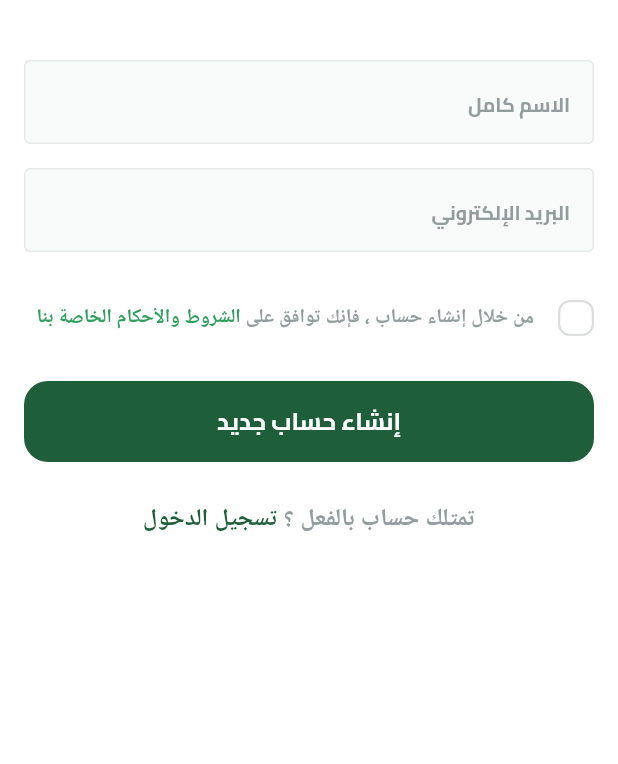
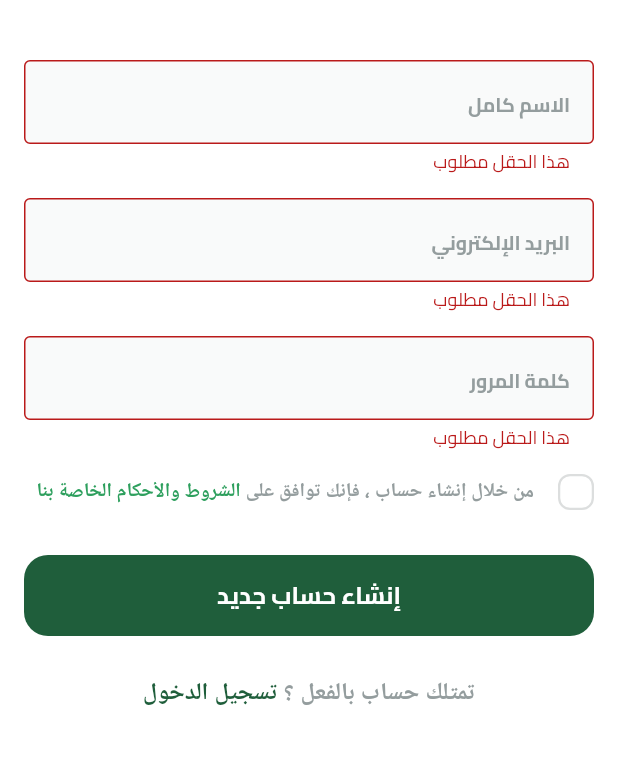
Before and after one commit to abdalrhman7/fruit_hub, a Flutter app: the SignupView screen opened by its route, after a tap on "إنشاء حساب جديد", on a phone screen of 412 x 824 dp, the part 60-824 px from its top. Run offline on Flutter 3.47's test engine with Material 3 defaults, Android fonts, the phone set to English and light mode, and no system bars; drawn by our look-alikes of modal_progress_hud_nsn; our stand-ins replace bloc, cloud_firestore, dartz, dots_indicator, firebase_auth, firebase_core and 3 more; missing offline and left inert: svg_flutter; accounts and stored records are empty.

Commit message:
add auth repo impl

```diff
--- /dev/null
+++ b/lib/core/services/data_service.dart
@@ -0,0 +1,4 @@
+abstract class DatabaseService
+{
+  Future<void> addData({required String path, required Map<String, dynamic> data});
+}
--- a/lib/features/auth/data/repos/auth_repo_impl.dart
+++ b/lib/features/auth/data/repos/auth_repo_impl.dart
@@ -25,8 +25,8 @@ class AuthRepoImpl extends AuthRepo {
       return Right(UserModel.fromFirebaseUser(user));
     } on CustomException catch (e) {
       return Left(ServerFailure(e.message));
-    }catch (e) {
-      return Left(ServerFailure(e.toString()));
+    } catch (e) {
+      return Left(ServerFailure('حدث خطأ ما. الرجاء المحاولة مرة اخرى'));
     }
   }
 }
--- a/lib/features/auth/presentation/views/signup_view.dart
+++ b/lib/features/auth/presentation/views/signup_view.dart
@@ -1,17 +1,25 @@
 import 'package:flutter/material.dart';
+import 'package:flutter_bloc/flutter_bloc.dart';
+import 'package:fruit/core/services/get_it_service.dart';
 import 'package:fruit/core/widgets/custom_app_bar.dart';
-import 'package:fruit/features/auth/presentation/widgets/signup_view_body.dart';
+import 'package:fruit/features/auth/domin/repos/auth_repo.dart';
+import 'package:fruit/features/auth/presentation/cubits/signup_cubit/signup_cubit.dart';
+import 'package:fruit/features/auth/presentation/widgets/Signup_view_body_bloc_consumer.dart';
 
 
 class SignupView extends StatelessWidget {
   const SignupView({super.key});
 
   static const routeName = 'signup';
+
   @override
   Widget build(BuildContext context) {
-    return Scaffold(
+    return BlocProvider(
+      create: (context) => SignupCubit(getIt<AuthRepo>()),
+      child: Scaffold(
         appBar: buildAppBar(context, title: 'حساب جديد'),
-        body: const SignupViewBody(),
+        body: const SignupViewBodyBlocConsumer(),
+      ),
     );
   }
 }
--- /dev/null
+++ b/lib/features/auth/presentation/widgets/Signup_view_body_bloc_consumer.dart
@@ -0,0 +1,35 @@
+import 'package:flutter/material.dart';
+import 'package:flutter_bloc/flutter_bloc.dart';
+import 'package:fruit/features/auth/presentation/cubits/signup_cubit/signup_cubit.dart';
+import 'package:fruit/features/auth/presentation/widgets/signup_view_body.dart';
+import 'package:modal_progress_hud_nsn/modal_progress_hud_nsn.dart';
+
+class SignupViewBodyBlocConsumer extends StatelessWidget {
+  const SignupViewBodyBlocConsumer({
+    super.key,
+  });
+
+  @override
+  Widget build(BuildContext context) {
+    return BlocConsumer<SignupCubit, SignupState>(
+      listener: (context, state) {
+        if (state is SignupSuccess) {
+          //Navigator.pop(context);
+        }
+        if (state is SignupFailure) {
+          ScaffoldMessenger.of(context).showSnackBar(
+            SnackBar(
+              content: Text(state.message),
+            ),
+          );
+        }
+      },
+      builder: (context, state) {
+        return ModalProgressHUD(
+          inAsyncCall: state is SignupLoading ? true : false,
+          child: const SignupViewBody(),
+        );
+      },
+    );
+  }
+}
--- a/lib/features/auth/presentation/widgets/custom_text_form_field.dart
+++ b/lib/features/auth/presentation/widgets/custom_text_form_field.dart
@@ -3,19 +3,27 @@ import 'package:flutter/material.dart';
 import 'package:fruit/core/utils/app_text_styles.dart';
 
 class CustomTextFormField extends StatelessWidget {
-  const CustomTextFormField(
-      {super.key,
-      required this.hintText,
-      required this.textInputType,
-      this.suffixIcon});
+  const CustomTextFormField({super.key,
+    required this.hintText,
+    required this.textInputType,
+    this.suffixIcon, this.onSaved,
+  });
 
   final String? hintText;
   final TextInputType? textInputType;
   final Widget? suffixIcon;
+  final void Function(String?)? onSaved;
 
   @override
   Widget build(BuildContext context) {
     return TextFormField(
+      onSaved: onSaved,
+      validator: (value) {
+        if (value == null || value.isEmpty) {
+          return 'هذا الحقل مطلوب';
+        }
+        return null;
+      },
       keyboardType: textInputType,
       decoration: InputDecoration(
         hintText: hintText,
--- a/lib/features/auth/presentation/widgets/signup_view_body.dart
+++ b/lib/features/auth/presentation/widgets/signup_view_body.dart
@@ -1,6 +1,8 @@
 import 'package:flutter/material.dart';
+import 'package:flutter_bloc/flutter_bloc.dart';
 import 'package:fruit/constants.dart';
 import 'package:fruit/core/widgets/custom_button.dart';
+import 'package:fruit/features/auth/presentation/cubits/signup_cubit/signup_cubit.dart';
 import 'package:fruit/features/auth/presentation/widgets/custom_text_form_field.dart';
 import 'package:fruit/features/auth/presentation/widgets/have_an_account_widget.dart';
 import 'package:fruit/features/auth/presentation/widgets/terms_and_conditions.dart';
@@ -19,6 +21,7 @@ class _SignupViewBodyState extends State<SignupViewBody> {
 
   late String email, userName, password;
   late bool isTermsAccepted = false;
+
   @override
   Widget build(BuildContext context) {
     return SingleChildScrollView(
@@ -33,22 +36,31 @@ class _SignupViewBodyState extends State<SignupViewBody> {
                 height: 24,
               ),
               CustomTextFormField(
-                  // onSaved: (value) {
-                  //   userName = value!;
-                  // },
-                  hintText: 'الاسم كامل',
-                  textInputType: TextInputType.name),
+                onSaved: (value) {
+                  userName = value!;
+                },
+                hintText: 'الاسم كامل',
+                textInputType: TextInputType.name,
+              ),
               const SizedBox(
                 height: 16,
               ),
               CustomTextFormField(
-                  // onSaved: (value) {
-                  //   email = value!;
-                  // },
-                  hintText: 'البريد الإلكتروني',
-                  textInputType: TextInputType.emailAddress),
+                onSaved: (value) {
+                  email = value!;
+                },
+                hintText: 'البريد الإلكتروني',
+                textInputType: TextInputType.emailAddress,
+              ),
               const SizedBox(
                 height: 16,
+              ),
+              CustomTextFormField(
+                onSaved: (value) {
+                  password = value!;
+                },
+                hintText: 'كلمة المرور',
+                textInputType: TextInputType.visiblePassword,
               ),
               // PasswordField(
               //   onSaved: (value) {
@@ -70,18 +82,20 @@ class _SignupViewBodyState extends State<SignupViewBody> {
                 onPressed: () {
                   if (formKey.currentState!.validate()) {
                     formKey.currentState!.save();
-                    // if (isTermsAccepted) {
-                    //   context
-                    //       .read<SignupCubit>()
-                    //       .createUserWithEmailAndPassword(
-                    //     email,
-                    //     password,
-                    //     userName,
-                    //   );
-                    // } else {
-                    //   buildErrorBar(
-                    //       context, 'يجب عليك الموافقة على الشروط والإحكام');
-                    // }
+                    if (isTermsAccepted) {
+                      context
+                          .read<SignupCubit>()
+                          .createUserWithEmailAndPassword(
+                            email: email,
+                            password: password,
+                            name: userName,
+                          );
+                    } else {
+                      // buildErrorBar(
+                      //   context,
+                      //   'يجب عليك الموافقة على الشروط والإحكام',
+                      // );
+                    }
                   } else {
                     setState(() {
                       autovalidateMode = AutovalidateMode.always;
--- a/pubspec.yaml
+++ b/pubspec.yaml
@@ -24,6 +24,9 @@ dependencies:
   dartz: ^0.10.1
   firebase_auth: ^5.1.1
   flutter_bloc: ^8.1.6
+  get_it: ^7.7.0
+  cloud_firestore: ^5.0.2
+  modal_progress_hud_nsn: ^0.5.1
 
 dev_dependencies:
   flutter_test:
```
Also changed, not shown: lib/core/services/firestore_service.dart (added, +12 -0 lines), lib/core/services/get_it_service.dart (added, +19 -0 lines), lib/main.dart (+5 -3 lines), pubspec.lock, 2 other files.
